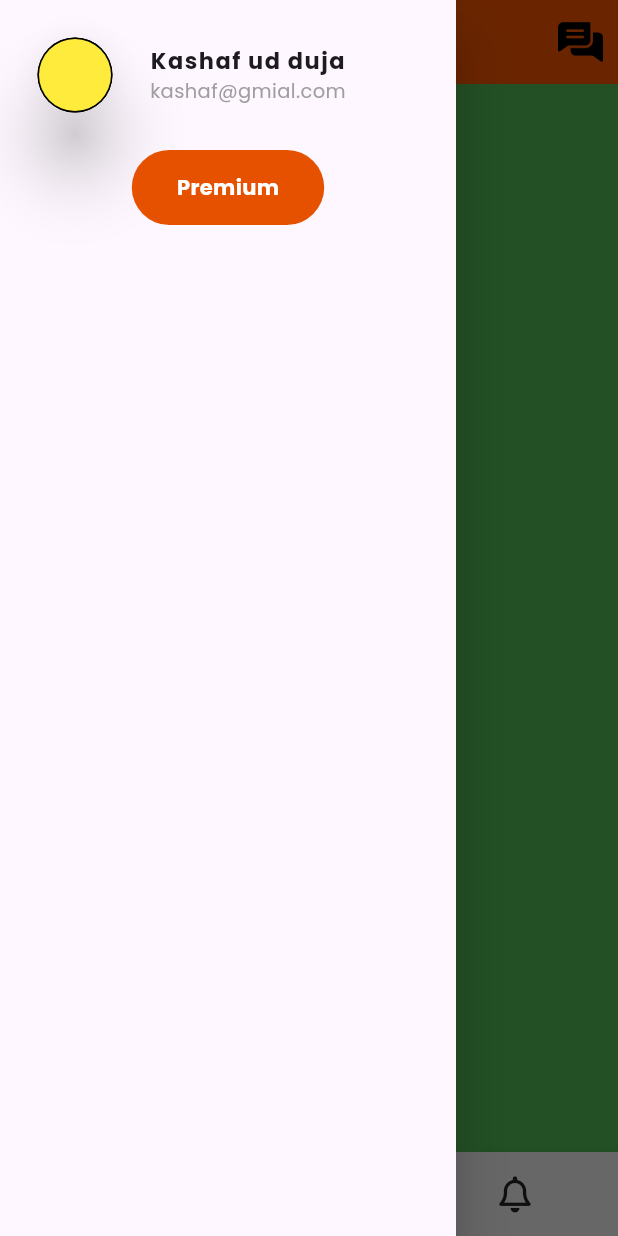
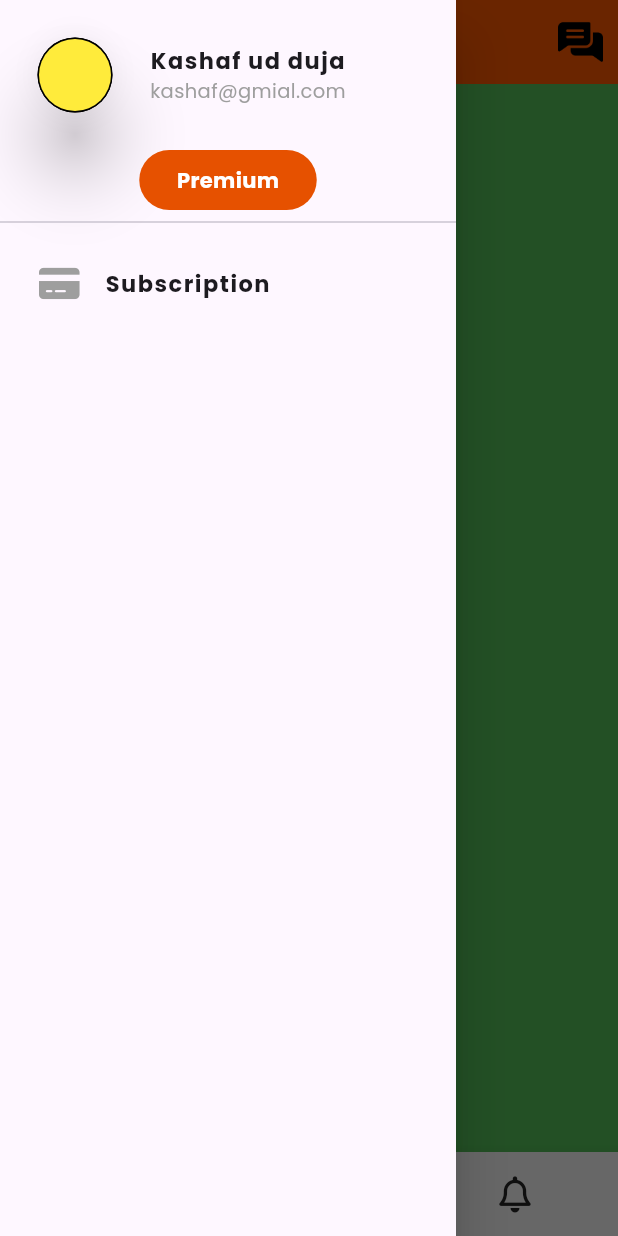
Before and after one commit to kashaf-ud-duja/All_fixs_flutter-projects, a Flutter app: the screen it shows after launch, with the side drawer open, on a phone screen of 412 x 824 dp. Run offline on Flutter 3.47's test engine with Material 3 defaults, Android fonts, the phone set to English and light mode, and no system bars; drawn by our look-alikes of animated_bottom_navigation_bar, circular_profile_avatar, getwidget; our stand-ins replace flutter_sizer, font_awesome_flutter, google_fonts, page_transition, rounded_loading_button_plus; missing offline and left inert: dart:js_util.

Commit message:
drawer UI

```diff
--- a/all_fixs/lib/Views/Homepage/home_page.dart
+++ b/all_fixs/lib/Views/Homepage/home_page.dart
@@ -1,3 +1,5 @@
+import 'dart:js_util';
+
 import 'package:animated_bottom_navigation_bar/animated_bottom_navigation_bar.dart';
 import 'package:circular_profile_avatar/circular_profile_avatar.dart';
 import 'package:flutter/cupertino.dart';
@@ -161,22 +163,61 @@ class _HomePageState extends State<HomePage> {
                 child: Row(
                   mainAxisAlignment: MainAxisAlignment.center,
                   children: [
-                Container(
-                  padding: EdgeInsets.symmetric(horizontal: 30,vertical: 15),
+                    Padding(
+                      padding: const EdgeInsets.symmetric(horizontal: 5),
+                      child: Container(
+                        padding:
+                            EdgeInsets.symmetric(horizontal: 25, vertical: 10),
                         decoration: BoxDecoration(
                             color: Colors.orange[900],
-                      borderRadius: BorderRadius.all(Radius.circular(50))),
+                            borderRadius:
+                                BorderRadius.all(Radius.circular(50))),
                         child: Text(
-
                           "Premium",
                           textAlign: TextAlign.center,
                           style: GoogleFonts.poppins(
                               fontWeight: FontWeight.bold, color: Colors.white),
                         ),
+                      ),
                     )
                   ],
                 )),
-            Expanded(child: Container()),
+            Expanded(
+              flex: 0,
+              child: Divider(),
+            ),
+            Column(
+              children: [
+                ListTile(
+                  title: Container(
+                    alignment: Alignment.center,
+                    height: 50,
+                    child: Row(
+                      children: [
+                        Padding(
+                          padding: const EdgeInsets.symmetric(horizontal: 10.0),
+                          child: Icon(
+                            FontAwesomeIcons.solidCreditCard,
+                            color: Colors.grey,
+                          ),
+                        ),
+                        Padding(
+                          padding: const EdgeInsets.symmetric(horizontal: 10.0),
+                          child: Text(
+                            "Subscription",
+                            textAlign: TextAlign.left,
+                            style: GoogleFonts.poppins(
+                                fontWeight: FontWeight.w700,
+                                fontSize: 15,
+                                letterSpacing: 1),
+                          ),
+                        ),
+                      ],
+                    ),
+                  ),
+                )
+              ],
+            )
           ],
         ),
       ),
```
Lines whose indentation alone changed are shown as unchanged.
